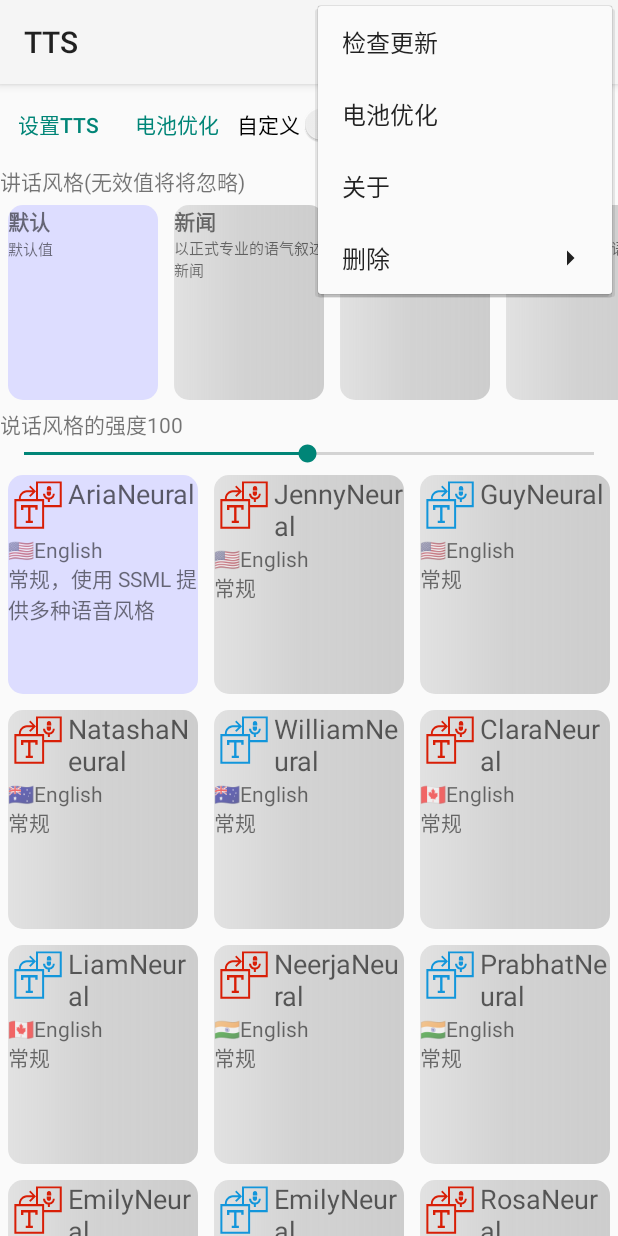
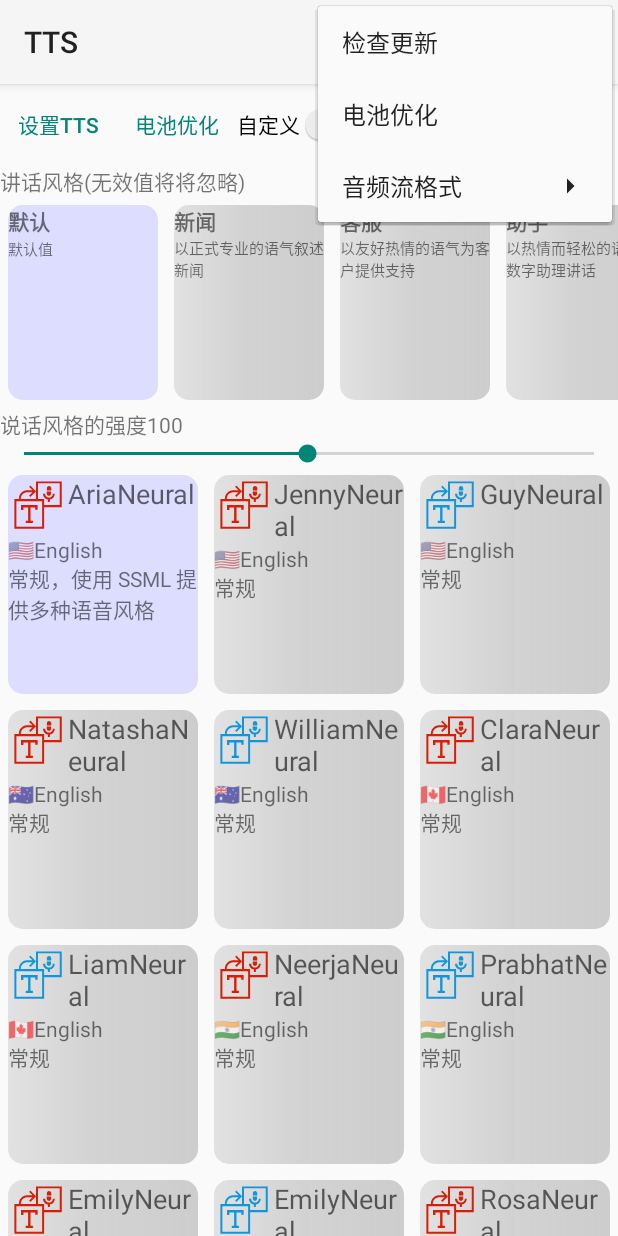
Before and after one commit to ag2s20150909/TTS, an Android app: the screen it shows after launch (MainActivity), with the options menu open, on a phone screen of 412 x 824 dp. Run offline under Robolectric (Android 15) with nearby library versions, the phone set to English and light mode, and no system bars.

Commit message:
发布v0.2

```diff
--- a/app/src/main/res/menu/app.xml
+++ b/app/src/main/res/menu/app.xml
@@ -6,12 +6,12 @@
     <item
         android:id="@+id/battery_optimizations"
         android:title="电池优化" />
-    <item
-        android:id="@+id/setting"
-        android:title="关于" />
+<!--    <item-->
+<!--        android:id="@+id/setting"-->
+<!--        android:title="关于" />-->
     <item
         android:id="@+id/menu_delete"
-        android:title="删除">
+        android:title="音频流格式">
         <menu>
             <group android:checkableBehavior="single">
                 <item
```
